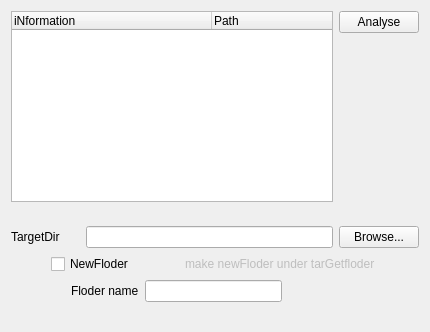
This is UI/TextureManagementFind.ui in wildparky/spielenPipeline as Qt 5 draws it before an edit. The edited form follows.
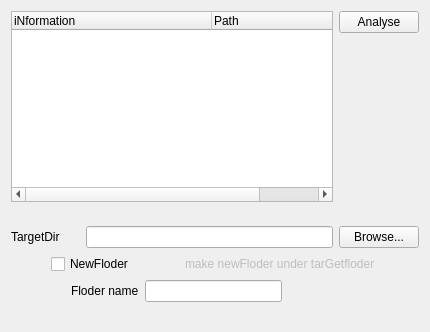
This is the edited form.

Diff of the .ui file:
```diff
--- a/UI/TextureManagementFind.ui
+++ b/UI/TextureManagementFind.ui
@@ -33,6 +33,12 @@
        <property name="enabled">
         <bool>true</bool>
        </property>
+       <property name="lineWidth">
+        <number>1</number>
+       </property>
+       <property name="midLineWidth">
+        <number>0</number>
+       </property>
        <attribute name="headerVisible">
         <bool>true</bool>
        </attribute>
@@ -43,7 +49,10 @@
         <number>200</number>
        </attribute>
        <attribute name="headerMinimumSectionSize">
-        <number>21</number>
+        <number>200</number>
+       </attribute>
+       <attribute name="headerShowSortIndicator" stdset="0">
+        <bool>false</bool>
        </attribute>
        <column>
         <property name="text">
```
Left out of the diff: 3 changed lines with no effect on the pictures.
